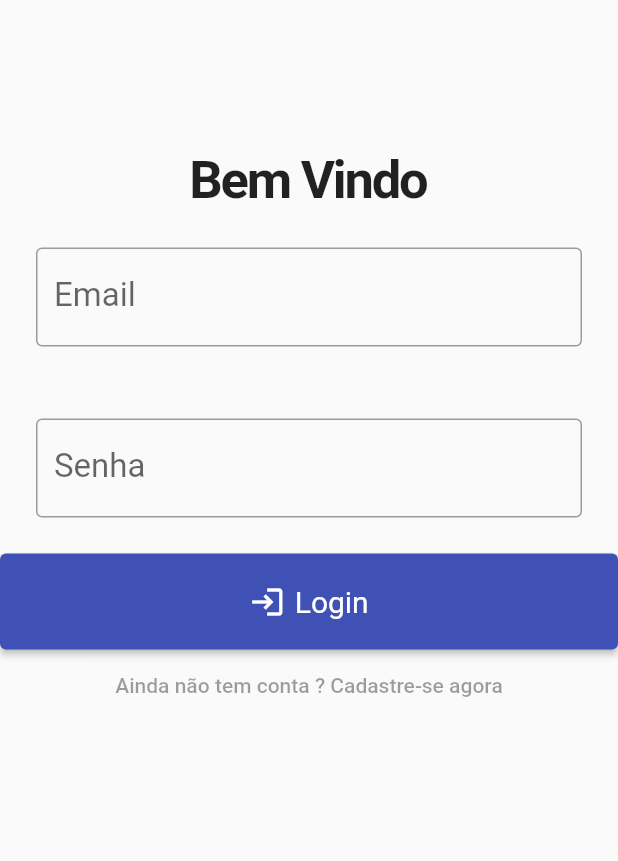
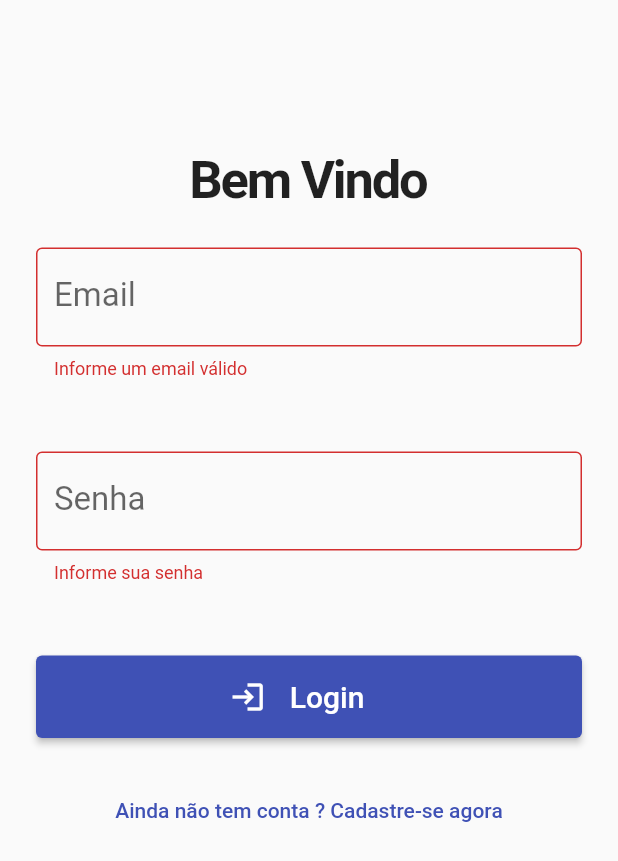
Before and after one commit to diegofranca92/bitbank_app, a Flutter app: the screen it shows after launch, after a tap on "Login", on a phone screen of 412 x 824 dp. Shown: the top 861 px of the screen. Run offline on Flutter 3.47's test engine with Material 2 defaults, Android fonts, the phone set to English and light mode, and no system bars; our stand-ins replace firebase_auth, firebase_core, fl_chart, hive, hive_flutter, shared_preferences and 1 more; accounts and stored records are empty.

Commit message:
autentication flow finished

```diff
--- a/lib/main.dart
+++ b/lib/main.dart
@@ -17,7 +17,7 @@ void main() async {
   );
 
   runApp(MultiProvider(providers: [
-    ChangeNotifierProvider(create: (context) => Auth_Service()),
+    ChangeNotifierProvider(create: (context) => AuthService()),
     ChangeNotifierProvider(create: (context) => AppSettings()),
     ChangeNotifierProvider(create: (context) => FavoritasRepository()),
     ChangeNotifierProvider(create: (context) => ContaRepository())
--- a/lib/pages/login_page.dart
+++ b/lib/pages/login_page.dart
@@ -1,4 +1,6 @@
+import 'package:bitbank_app/services/auth_service.dart';
 import 'package:flutter/material.dart';
+import 'package:provider/provider.dart';
 
 import '../widgets/block_button.dart';
 
@@ -15,29 +17,55 @@ class _LoginPageState extends State<LoginPage> {
   final password = TextEditingController();
 
   bool isLoginPage = true;
+  bool loading = false;
   late String titulo;
   late String actionButton;
   late String toggleButton;
+  late IconData icon;
 
   @override
   void initState() {
     super.initState();
-    setFormState(true);
+    setFormAction(true);
   }
 
-  setFormState(bool acao) {
+  setFormAction(bool acao) {
     setState(() {
       isLoginPage = acao;
       if (isLoginPage) {
         titulo = "Bem Vindo";
         actionButton = "Login";
         toggleButton = "Ainda não tem conta ? Cadastre-se agora";
+        icon = Icons.login;
       } else {
         titulo = "Crie uma conta";
         actionButton = "Cadastrar";
         toggleButton = "Voltar ao login";
+        icon = Icons.person_add_outlined;
       }
     });
+  }
+
+  signIn() async {
+    setState(() => loading = true);
+    try {
+      await context.read<AuthService>().signIn(email.text, password.text);
+    } on AuthException catch (e) {
+      setState(() => loading = false);
+      ScaffoldMessenger.of(context)
+          .showSnackBar(SnackBar(content: Text(e.message)));
+    }
+  }
+
+  signUp() async {
+    setState(() => loading = true);
+    try {
+      await context.read<AuthService>().signUp(email.text, password.text);
+    } on AuthException catch (e) {
+      setState(() => loading = false);
+      ScaffoldMessenger.of(context)
+          .showSnackBar(SnackBar(content: Text(e.message)));
+    }
   }
 
   @override
@@ -97,11 +125,25 @@ class _LoginPageState extends State<LoginPage> {
                       },
                     ),
                   ),
-                  BlockButton(
-                      onPressed: () {}, icon: Icons.login, label: actionButton),
+                  Padding(
+                    padding: const EdgeInsets.all(24),
+                    child: BlockButton(
+                        onPressed: () {
+                          if (formKey.currentState!.validate()) {
+                            if (isLoginPage) {
+                              signIn();
+                            } else {
+                              signUp();
+                            }
+                          }
+                        },
+                        loading: loading,
+                        icon: icon,
+                        label: actionButton),
+                  ),
                   TextButton(
                     child: Text(toggleButton),
-                    onPressed: setFormState(!isLoginPage),
+                    onPressed: () => setFormAction(!isLoginPage),
                   )
                 ],
               )),
--- a/lib/services/auth_service.dart
+++ b/lib/services/auth_service.dart
@@ -1,13 +1,49 @@
 import 'package:firebase_auth/firebase_auth.dart';
 import 'package:flutter/material.dart';
 
-class Auth_Service extends ChangeNotifier {
+class AuthException implements Exception {
+  String message;
+  AuthException(this.message);
+}
+
+class AuthService extends ChangeNotifier {
   FirebaseAuth _auth = FirebaseAuth.instance;
   User? usuario;
   bool isLoading = true;
 
-  Auth_Service() {
+  AuthService() {
     _authCheck();
+  }
+
+  signIn(String email, String password) async {
+    try {
+      await _auth.signInWithEmailAndPassword(email: email, password: password);
+    } on FirebaseAuthException catch (e) {
+      if (e.code == 'user-not-found') {
+        throw AuthException('Email não encontrado, Cadastre-se');
+      } else if (e.code == 'wrong-password') {
+        throw AuthException('Senha incorrecta, tente novamente');
+      }
+    }
+  }
+
+  signUp(String email, String password) async {
+    try {
+      await _auth.createUserWithEmailAndPassword(
+          email: email, password: password);
+      _getUser();
+    } on FirebaseAuthException catch (e) {
+      if (e.code == 'week-password') {
+        throw AuthException('A senha é muito fraca');
+      } else if (e.code == 'email-already-in-use') {
+        throw AuthException('Este email já está em uso');
+      }
+    }
+  }
+
+  signOut() async {
+    await _auth.signOut();
+    _getUser();
   }
 
   _authCheck() {
@@ -17,4 +53,9 @@ class Auth_Service extends ChangeNotifier {
       notifyListeners();
     });
   }
+
+  _getUser() {
+    _auth.currentUser;
+    notifyListeners();
+  }
 }
--- a/lib/widgets/auth_check.dart
+++ b/lib/widgets/auth_check.dart
@@ -15,18 +15,19 @@ class AuthCheck extends StatefulWidget {
 class _AuthCheckState extends State<AuthCheck> {
   @override
   Widget build(BuildContext context) {
-    Auth_Service auth = Provider.of(context);
+    AuthService auth = Provider.of(context);
 
-    if (auth.isLoading)
+    if (auth.isLoading) {
       return loading();
-    else if (auth.usuario == null)
-      return LoginPage();
-    else
-      return HomePage();
+    } else if (auth.usuario == null) {
+      return const LoginPage();
+    } else {
+      return const HomePage();
+    }
   }
 
   loading() {
-    return Scaffold(
+    return const Scaffold(
       body: Center(
         child: CircularProgressIndicator(),
       ),
--- a/lib/widgets/block_button.dart
+++ b/lib/widgets/block_button.dart
@@ -4,6 +4,7 @@ import 'package:flutter/material.dart';
 class BlockButton extends StatelessWidget {
   final IconData? icon;
   final String label;
+  final bool? loading;
   final Function()? onPressed;
   final btnStyle = ElevatedButton.styleFrom(
       textStyle: const TextStyle(fontSize: 20),
@@ -14,18 +15,48 @@ class BlockButton extends StatelessWidget {
     required this.icon,
     required this.label,
     this.onPressed,
+    this.loading,
   }) : super(key: key);
 
   @override
   Widget build(BuildContext context) {
     return SizedBox(
       width: MediaQuery.of(context).size.width,
-      child: ElevatedButton.icon(
+      child: ElevatedButton(
           onPressed: onPressed,
-          icon: Icon(icon),
-          style: btnStyle,
-          label: Text(label)),
+          child: Row(
+            mainAxisAlignment: MainAxisAlignment.center,
+            children: (loading == false)
+                ? [
+                    Icon(icon),
+                    Padding(
+                      padding: EdgeInsets.all(16),
+                      child: Text(
+                        label,
+                        style: TextStyle(fontSize: 20),
+                      ),
+                    )
+                  ]
+                : [
+                    const Padding(
+                        padding: EdgeInsets.all(16),
+                        child: SizedBox(
+                          width: 24,
+                          height: 24,
+                          child: CircularProgressIndicator(
+                            color: Colors.white,
+                          ),
+                        )),
+                  ],
+          )),
     );
+
+//  ElevatedButton.icon(
+//   onPressed: onPressed,
+//   icon: Icon(icon),
+//   style: btnStyle,
+//   label: Text(label))
+//
 
     // Modelo de Botao que pode ser com ou sem icone
     // Container(
```
Also changed, not shown: lib/pages/configuracoes_page.dart (+6 -1 lines).
